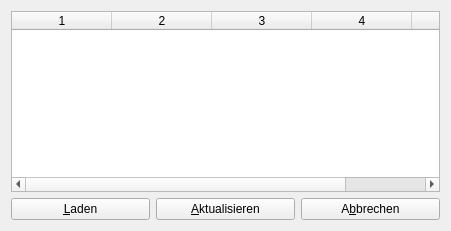
Qt form source/gloperate-qtwidgets/source/PluginWidget.ui (cginternals/gloperate) before a commit.
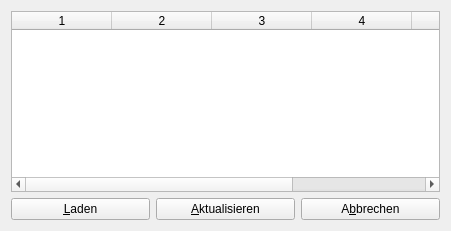
The same form after that commit.

Commit message: Add filepath to plugin to PluginWidget

The edit to the form file:
```diff
--- a/source/gloperate-qtwidgets/source/PluginWidget.ui
+++ b/source/gloperate-qtwidgets/source/PluginWidget.ui
@@ -16,6 +16,9 @@
   <layout class="QGridLayout" name="gridLayout">
    <item row="0" column="0" colspan="3">
     <widget class="QTableWidget" name="pluginTableWidget">
+     <property name="sizeAdjustPolicy">
+      <enum>QAbstractScrollArea::AdjustIgnored</enum>
+     </property>
      <property name="editTriggers">
       <set>QAbstractItemView::NoEditTriggers</set>
      </property>
@@ -25,8 +28,11 @@
      <property name="selectionBehavior">
       <enum>QAbstractItemView::SelectRows</enum>
      </property>
+     <property name="sortingEnabled">
+      <bool>true</bool>
+     </property>
      <property name="columnCount">
-      <number>5</number>
+      <number>6</number>
      </property>
      <attribute name="verticalHeaderVisible">
       <bool>false</bool>
@@ -36,6 +42,7 @@
      <column/>
      <column/>
      <column/>
+     <column/>
     </widget>
    </item>
    <item row="1" column="0">
```
Left out of the diff: 3 changed lines with no effect on the pictures. The commit also changes 3 other files.
